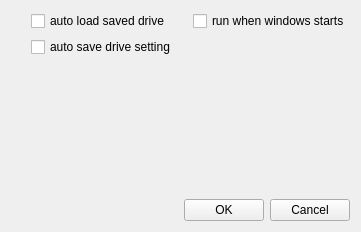
Before: the Qt Designer form ui/setting.ui in MUDEED/deed_virtual_drive, drawn with Qt 5.
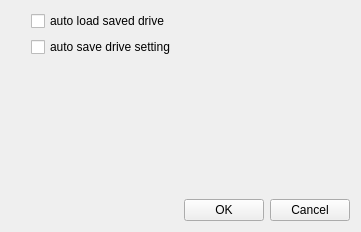
After: the same form once the commit is applied.

Patch:
```diff
--- a/ui/setting.ui
+++ b/ui/setting.ui
@@ -17,7 +17,7 @@
    <item>
     <layout class="QVBoxLayout" name="verticalLayout">
      <item>
-      <layout class="QHBoxLayout" name="horizontalLayout_4">
+      <layout class="QHBoxLayout" name="horizontalLayout_4" stretch="0">
        <property name="leftMargin">
         <number>20</number>
        </property>
@@ -46,31 +46,7 @@
          <item>
           <spacer name="verticalSpacer">
            <property name="orientation">
-            <enum>Qt::Vertical</enum>
-           </property>
-           <property name="sizeHint" stdset="0">
-            <size>
-             <width>20</width>
-             <height>40</height>
-            </size>
-           </property>
-          </spacer>
-         </item>
-        </layout>
-       </item>
-       <item>
-        <layout class="QVBoxLayout" name="verticalLayout_4">
-         <item>
-          <widget class="QCheckBox" name="is_load_startup">
-           <property name="text">
-            <string>run when windows starts</string>
-           </property>
-          </widget>
-         </item>
-         <item>
-          <spacer name="verticalSpacer_2">
-           <property name="orientation">
-            <enum>Qt::Vertical</enum>
+            <enum>Qt::Orientation::Vertical</enum>
            </property>
            <property name="sizeHint" stdset="0">
             <size>
```
Left out of the diff: 2 changed lines with no effect on the pictures.
